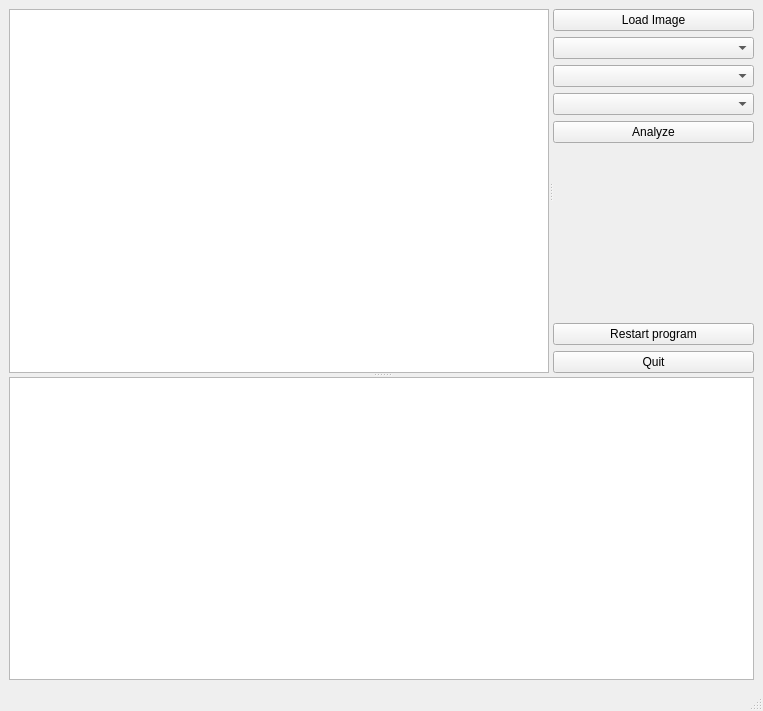
zdenop/pyTesseractDemo, file ui/MainWindow.ui: the form before one commit.
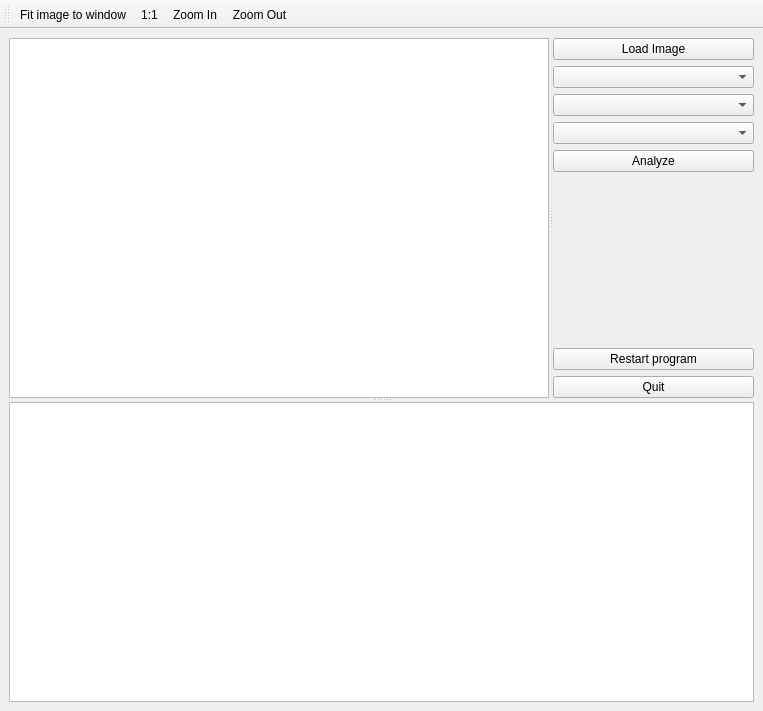
The form after the commit. Icons and pictures are not drawn.

Commit message: implement zoom toolbar and related functionality

```diff
--- a/ui/MainWindow.ui
+++ b/ui/MainWindow.ui
@@ -102,7 +102,63 @@
     </rect>
    </property>
   </widget>
-  <widget class="QStatusBar" name="statusbar"/>
+  <widget class="QToolBar" name="toolBarZoom">
+   <property name="windowTitle">
+    <string>zoomBar</string>
+   </property>
+   <attribute name="toolBarArea">
+    <enum>TopToolBarArea</enum>
+   </attribute>
+   <attribute name="toolBarBreak">
+    <bool>false</bool>
+   </attribute>
+   <addaction name="actionZoomFit"/>
+   <addaction name="actionZoomTo1"/>
+   <addaction name="actionZoomIn"/>
+   <addaction name="actionZoomOut"/>
+  </widget>
+  <action name="actionZoomFit">
+   <property name="icon">
+    <iconset resource="../resources.qrc">
+     <normaloff>:/images/zoom_fit.png</normaloff>:/images/zoom_fit.png</iconset>
+   </property>
+   <property name="text">
+    <string>Fit image to window</string>
+   </property>
+   <property name="toolTip">
+    <string>Fit Image to scene</string>
+   </property>
+  </action>
+  <action name="actionZoomTo1">
+   <property name="icon">
+    <iconset resource="../resources.qrc">
+     <normaloff>:/images/zoom_1 to_1.png</normaloff>:/images/zoom_1 to_1.png</iconset>
+   </property>
+   <property name="text">
+    <string>1:1</string>
+   </property>
+   <property name="toolTip">
+    <string>Show image without zoom</string>
+   </property>
+  </action>
+  <action name="actionZoomIn">
+   <property name="icon">
+    <iconset resource="../resources.qrc">
+     <normaloff>:/images/zoom_in.png</normaloff>:/images/zoom_in.png</iconset>
+   </property>
+   <property name="text">
+    <string>Zoom In</string>
+   </property>
+  </action>
+  <action name="actionZoomOut">
+   <property name="icon">
+    <iconset resource="../resources.qrc">
+     <normaloff>:/images/zoom_out.png</normaloff>:/images/zoom_out.png</iconset>
+   </property>
+   <property name="text">
+    <string>Zoom Out</string>
+   </property>
+  </action>
  </widget>
  <resources/>
  <connections>
```
Left out of the diff: 6 changed lines with no effect on the pictures. The commit also changes 7 other files.
